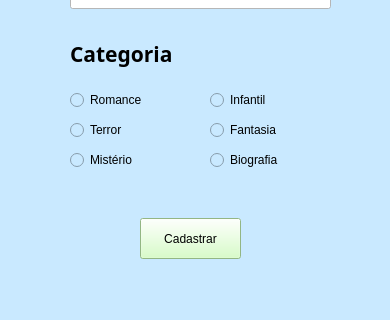
Old version of the form proj_cadastro/formulario.ui in the repository meninamaria/projeto-livraria; both pictures show x 0 to 390 and y 342 to 662 of the 390 by 662 pixel window.
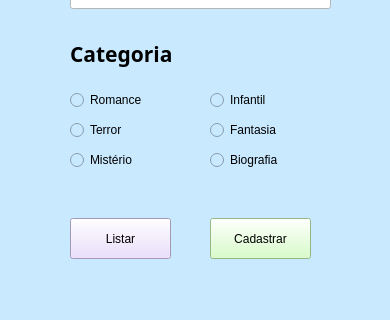
New version of the form.

```diff
--- a/proj_cadastro/formulario.ui
+++ b/proj_cadastro/formulario.ui
@@ -268,7 +268,7 @@
    <widget class="QPushButton" name="bt_cadastrar">
     <property name="geometry">
      <rect>
-      <x>140</x>
+      <x>210</x>
       <y>560</y>
       <width>101</width>
       <height>41</height>
@@ -282,6 +282,22 @@
      <string>Cadastrar</string>
     </property>
    </widget>
+   <widget class="QPushButton" name="bt_listarLivros">
+    <property name="geometry">
+     <rect>
+      <x>70</x>
+      <y>560</y>
+      <width>101</width>
+      <height>41</height>
+     </rect>
+    </property>
+    <property name="styleSheet">
+     <string notr="true">background-color: rgb(230, 213, 255);</string>
+    </property>
+    <property name="text">
+     <string>Listar</string>
+    </property>
+   </widget>
   </widget>
   <widget class="QStatusBar" name="statusbar"/>
  </widget>
```
